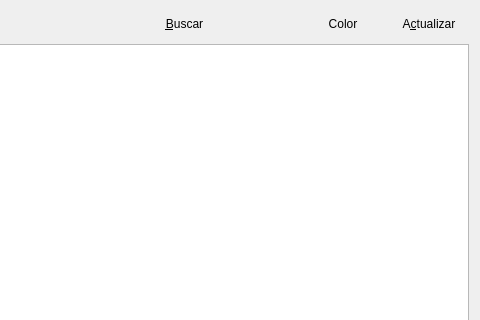
Old version of the form agenda/agenda_ui.ui in the repository rodety/manager; both pictures show x 864 to 1344 and y 0 to 320 of the 1344 by 795 pixel window.
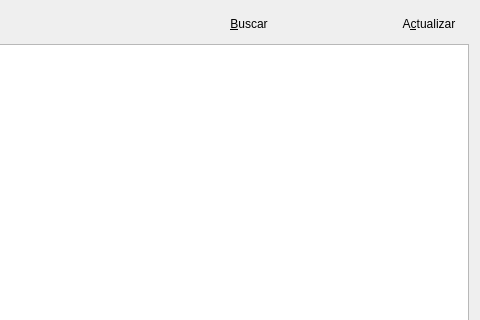
New version of the form. Icons and pictures are not drawn.

Patch:
```diff
--- a/agenda/agenda_ui.ui
+++ b/agenda/agenda_ui.ui
@@ -380,41 +380,6 @@
            </property>
           </widget>
          </item>
-         <item>
-          <widget class="QPushButton" name="pushButton_agenda_changeColor">
-           <property name="enabled">
-            <bool>true</bool>
-           </property>
-           <property name="sizePolicy">
-            <sizepolicy hsizetype="Fixed" vsizetype="Fixed">
-             <horstretch>0</horstretch>
-             <verstretch>0</verstretch>
-            </sizepolicy>
-           </property>
-           <property name="text">
-            <string>Color</string>
-           </property>
-           <property name="icon">
-            <iconset resource="../Icons/Icons.qrc">
-             <normaloff>:/Icons/color_swatch.png</normaloff>:/Icons/color_swatch.png</iconset>
-           </property>
-           <property name="iconSize">
-            <size>
-             <width>20</width>
-             <height>20</height>
-            </size>
-           </property>
-           <property name="autoDefault">
-            <bool>false</bool>
-           </property>
-           <property name="default">
-            <bool>false</bool>
-           </property>
-           <property name="flat">
-            <bool>true</bool>
-           </property>
-          </widget>
-         </item>
          <item>
           <widget class="QPushButton" name="pushButton_update_Agenda">
            <property name="sizePolicy">
```
Left out of the diff: 1 changed line with no effect on the pictures.
